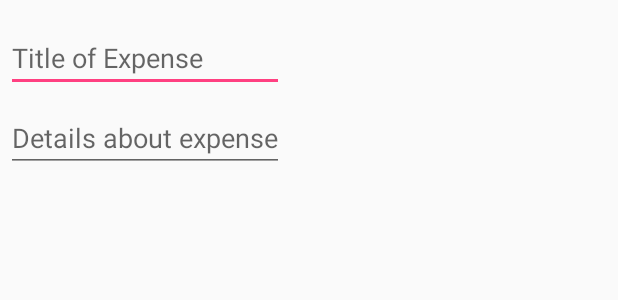
After one commit to will1467/PetManagerApplication, an Android app: the layout add_expense.xml on its own in the app's theme, with its tools: preview values and no code run, on a phone screen of 412 x 824 dp. The commit adds this screen. Shown: the top 300 px of the screen. Run offline under Robolectric (Android 15) with nearby library versions, the phone set to English and light mode, and no system bars.

Commit message:
Added partially complete Expense Log

```diff
--- /dev/null
+++ b/app/src/main/res/layout/add_expense.xml
@@ -0,0 +1,24 @@
+<LinearLayout xmlns:android="http://schemas.android.com/apk/res/android"
+    android:orientation="vertical"
+    android:layout_width="wrap_content"
+    android:layout_height="wrap_content">
+
+    <EditText
+        android:id="@+id/expense"
+        android:layout_width="match_parent"
+        android:layout_height="wrap_content"
+        android:layout_marginTop="16dp"
+        android:layout_marginLeft="4dp"
+        android:layout_marginRight="4dp"
+        android:layout_marginBottom="4dp"
+        android:hint="Title of Expense" />
+    <EditText
+        android:id="@+id/detail"
+        android:layout_width="match_parent"
+        android:layout_height="wrap_content"
+        android:layout_marginTop="4dp"
+        android:layout_marginLeft="4dp"
+        android:layout_marginRight="4dp"
+        android:layout_marginBottom="16dp"
+        android:hint="Details about expense"/>
+</LinearLayout>
--- a/build.gradle
+++ b/build.gradle
@@ -5,7 +5,7 @@ buildscript {
         jcenter()
     }
     dependencies {
-        classpath 'com.android.tools.build:gradle:2.3.0'
+        classpath 'com.android.tools.build:gradle:2.3.3'
 
         // NOTE: Do not place your application dependencies here; they belong
         // in the individual module build.gradle files
```
Also changed, not shown: app/src/main/java/com/example/williamrussa3/petmanagerapplication/Database.java (added, +79 -0 lines), app/src/main/java/com/example/williamrussa3/petmanagerapplication/expensesActivity.java (+81 -0 lines), app/src/main/res/layout/activity_expenses.xml (+11 -3 lines), app/src/main/res/layout/row.xml (added, +23 -0 lines), app/src/main/res/menu/add_expense_menu.xml (added, +11 -0 lines).
